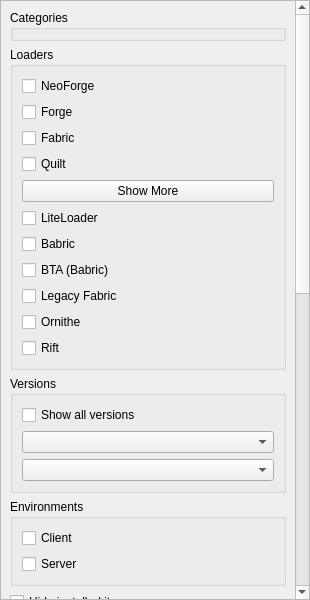
PrismLauncher/PrismLauncher, file launcher/ui/widgets/ModFilterWidget.ui: the form before one commit.
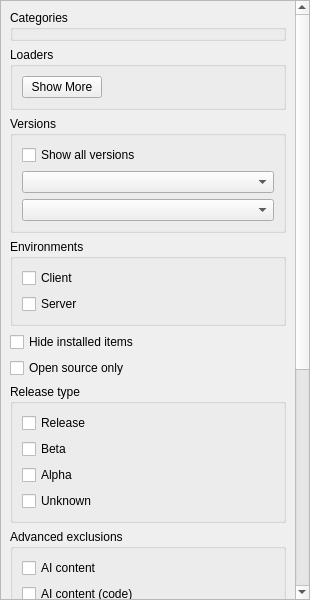
The form after the commit. Custom widgets are drawn as their Qt base class.

Commit message: Rework ModLoaderType enum with more info, and reduce UI hardcoding

The edit to the form file:
```diff
--- a/launcher/ui/widgets/ModFilterWidget.ui
+++ b/launcher/ui/widgets/ModFilterWidget.ui
@@ -62,9 +62,9 @@
       <property name="geometry">
        <rect>
         <x>0</x>
-        <y>-636</y>
-        <width>294</width>
-        <height>1234</height>
+        <y>0</y>
+        <width>291</width>
+        <height>938</height>
        </rect>
       </property>
       <layout class="QVBoxLayout" name="verticalLayout">
@@ -94,103 +94,21 @@
          </property>
          <layout class="QVBoxLayout" name="verticalLayout_4">
           <item>
-           <widget class="QCheckBox" name="neoForge">
-            <property name="text">
-             <string>NeoForge</string>
-            </property>
-           </widget>
-          </item>
-          <item>
-           <widget class="QCheckBox" name="forge">
-            <property name="text">
-             <string>Forge</string>
-            </property>
-           </widget>
-          </item>
-          <item>
-           <widget class="QCheckBox" name="fabric">
-            <property name="text">
-             <string>Fabric</string>
-            </property>
-           </widget>
-          </item>
-          <item>
-           <widget class="QCheckBox" name="quilt">
-            <property name="text">
-             <string>Quilt</string>
-            </property>
-           </widget>
+           <layout class="QVBoxLayout" name="loadersLayout"/>
           </item>
           <item>
            <widget class="QPushButton" name="showMoreButton">
+            <property name="sizePolicy">
+             <sizepolicy hsizetype="Maximum" vsizetype="Fixed">
+              <horstretch>0</horstretch>
+              <verstretch>0</verstretch>
+             </sizepolicy>
+            </property>
             <property name="text">
              <string>Show More</string>
             </property>
            </widget>
           </item>
-          <item>
-           <widget class="QWidget" name="extendedModLoadersWidget" native="true">
-            <property name="visible">
-             <bool>false</bool>
-            </property>
-            <layout class="QVBoxLayout" name="extendedModLoadersLayout">
-             <property name="leftMargin">
-              <number>0</number>
-             </property>
-             <property name="topMargin">
-              <number>0</number>
-             </property>
-             <property name="rightMargin">
-              <number>0</number>
-             </property>
-             <property name="bottomMargin">
-              <number>0</number>
-             </property>
-             <item>
-              <widget class="QCheckBox" name="liteLoader">
-               <property name="text">
-                <string>LiteLoader</string>
-               </property>
-              </widget>
-             </item>
-             <item>
-              <widget class="QCheckBox" name="babric">
-               <property name="text">
-                <string>Babric</string>
-               </property>
-              </widget>
-             </item>
-             <item>
-              <widget class="QCheckBox" name="btaBabric">
-               <property name="text">
-                <string>BTA (Babric)</string>
-               </property>
-              </widget>
-             </item>
-             <item>
-              <widget class="QCheckBox" name="legacyFabric">
-               <property name="text">
-                <string>Legacy Fabric</string>
-               </property>
-              </widget>
-             </item>
-             <item>
-              <widget class="QCheckBox" name="ornithe">
-               <property name="text">
-                <string>Ornithe</string>
-               </property>
-              </widget>
-             </item>
-             <item>
-              <widget class="QCheckBox" name="rift">
-               <property name="text">
-                <string>Rift</string>
-               </property>
-              </widget>
-             </item>
-            </layout>
-           </widget>
-          </item>
          </layout>
         </widget>
        </item>
```
The commit also changes 66 other files.
